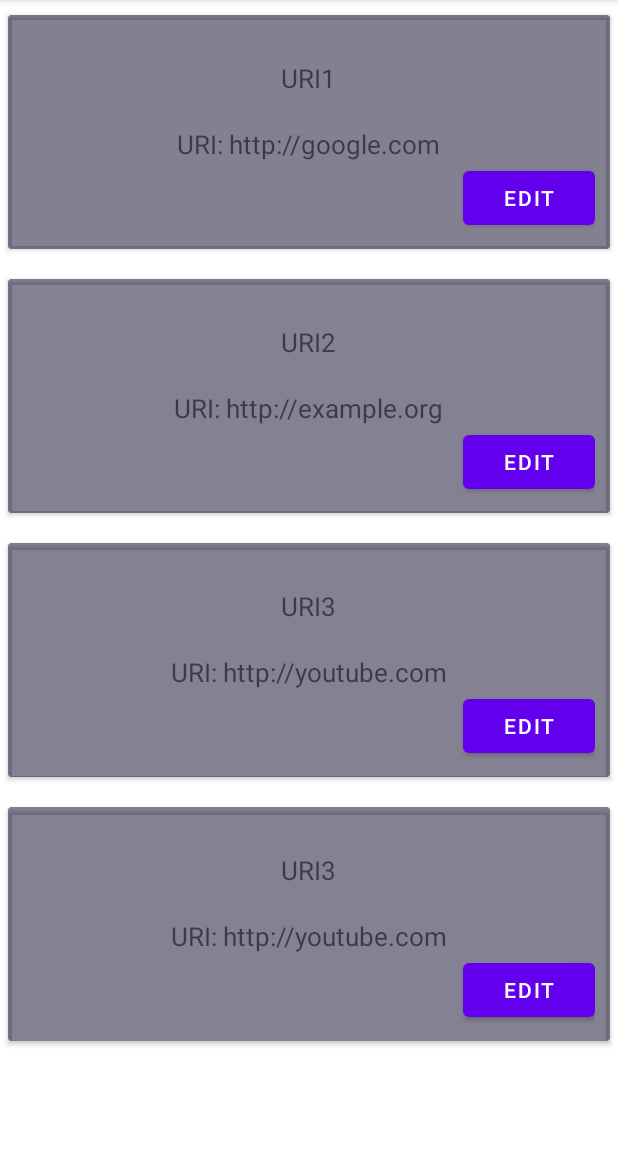
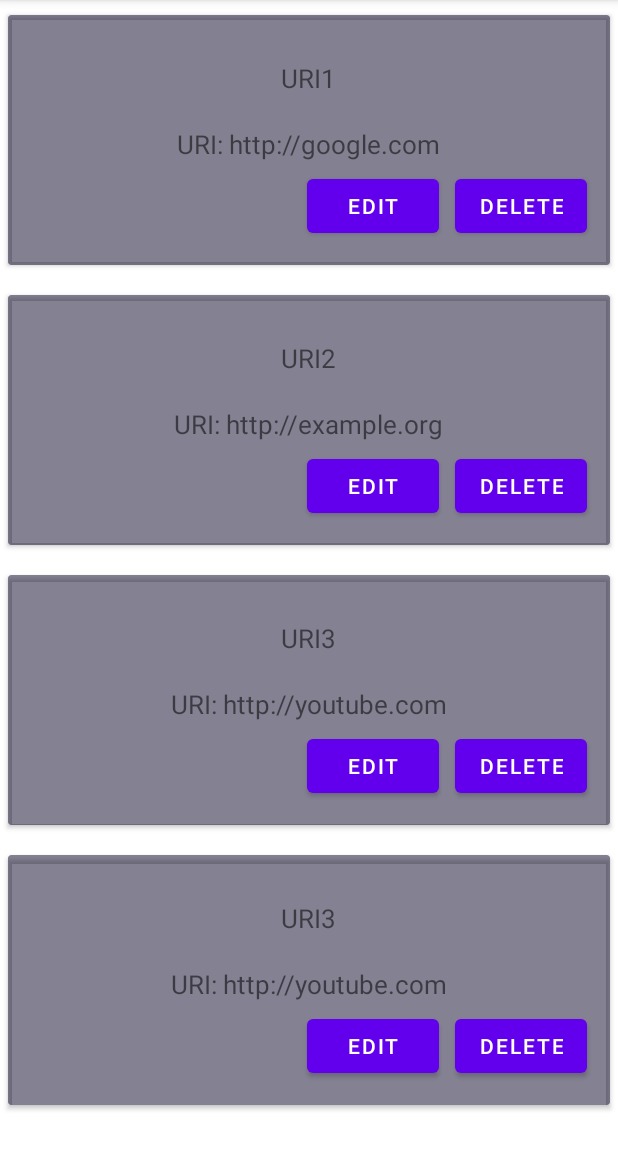
Before and after one commit to Sl1van/NFCSharer, an Android app: the screen it shows after launch (MainActivity), on a phone screen of 412 x 824 dp, the part 84-1236 px from its top. Run offline under Robolectric (Android 15) with nearby library versions, the phone set to English and light mode, and no system bars.

Commit message:
Added Delete Button to list_item and added the deleteButton to the NFCShareItemAdapter

```diff
--- a/app/src/main/java/ch/zli/nfcsharer/activities/NFCShareItemAdapter.java
+++ b/app/src/main/java/ch/zli/nfcsharer/activities/NFCShareItemAdapter.java
@@ -56,6 +56,9 @@ public class NFCShareItemAdapter extends RecyclerView.Adapter<NFCShareItemAdapte
             nfcShareItem.setEnabled(true);
             super.notifyDataSetChanged();
         });
+        holder.deleteButton.setOnClickListener(listener ->{
+            //TODO
+        });
     }
 
 
@@ -70,6 +73,7 @@ public class NFCShareItemAdapter extends RecyclerView.Adapter<NFCShareItemAdapte
         TextView itemTitle;
         TextView description;
         Button editButton;
+        Button deleteButton;
         CardView cv;
 
         public ViewHolder(View itemView)
@@ -78,6 +82,7 @@ public class NFCShareItemAdapter extends RecyclerView.Adapter<NFCShareItemAdapte
             itemTitle = (TextView)itemView.findViewById(R.id.itemTitle);
             description = (TextView)itemView.findViewById(R.id.description);
             editButton = (Button)itemView.findViewById(R.id.editButton);
+            deleteButton = (Button)itemView.findViewById(R.id.deleteButton);
             cv = (CardView)itemView.findViewById(R.id.cv);
         }
 
--- a/app/src/main/res/layout/list_item.xml
+++ b/app/src/main/res/layout/list_item.xml
@@ -36,12 +36,27 @@
                 android:text="Place_holder"
                 android:textSize="17sp" />
 
-            <Button
-                android:id="@+id/editButton"
+            <LinearLayout
                 android:layout_width="wrap_content"
-                android:layout_height="wrap_content"
+                android:layout_height="match_parent"
                 android:layout_gravity="right"
-                android:text="@string/edit" />
+                android:orientation="horizontal">
+
+                <Button
+                    android:id="@+id/editButton"
+                    android:layout_width="wrap_content"
+                    android:layout_height="wrap_content"
+                    android:layout_margin="5dp"
+                    android:text="@string/edit" />
+
+                <Button
+                    android:id="@+id/deleteButton"
+                    android:layout_width="wrap_content"
+                    android:layout_height="wrap_content"
+                    android:layout_margin="5dp"
+                    android:text="@string/delete" />
+            </LinearLayout>
+
         </LinearLayout>
 
     </androidx.cardview.widget.CardView>
--- a/app/src/main/res/values/strings.xml
+++ b/app/src/main/res/values/strings.xml
@@ -1,4 +1,5 @@
 <resources>
     <string name="app_name">NFCSharer</string>
     <string name="edit">Edit</string>
+    <string name="delete">Delete</string>
 </resources>
```
